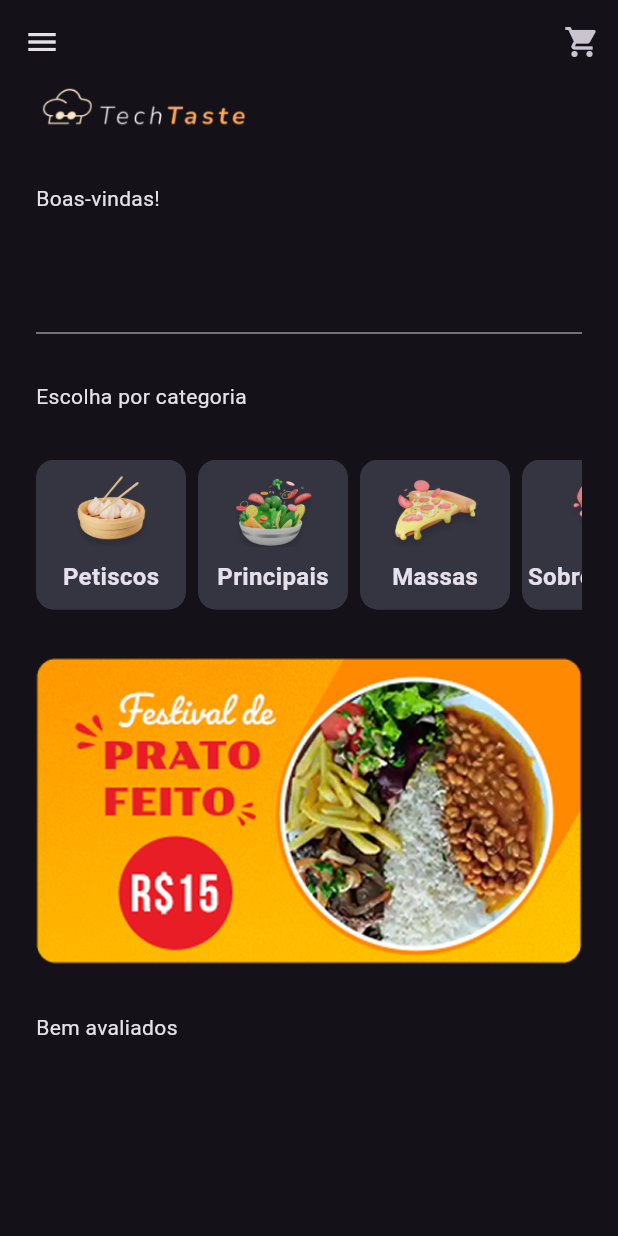
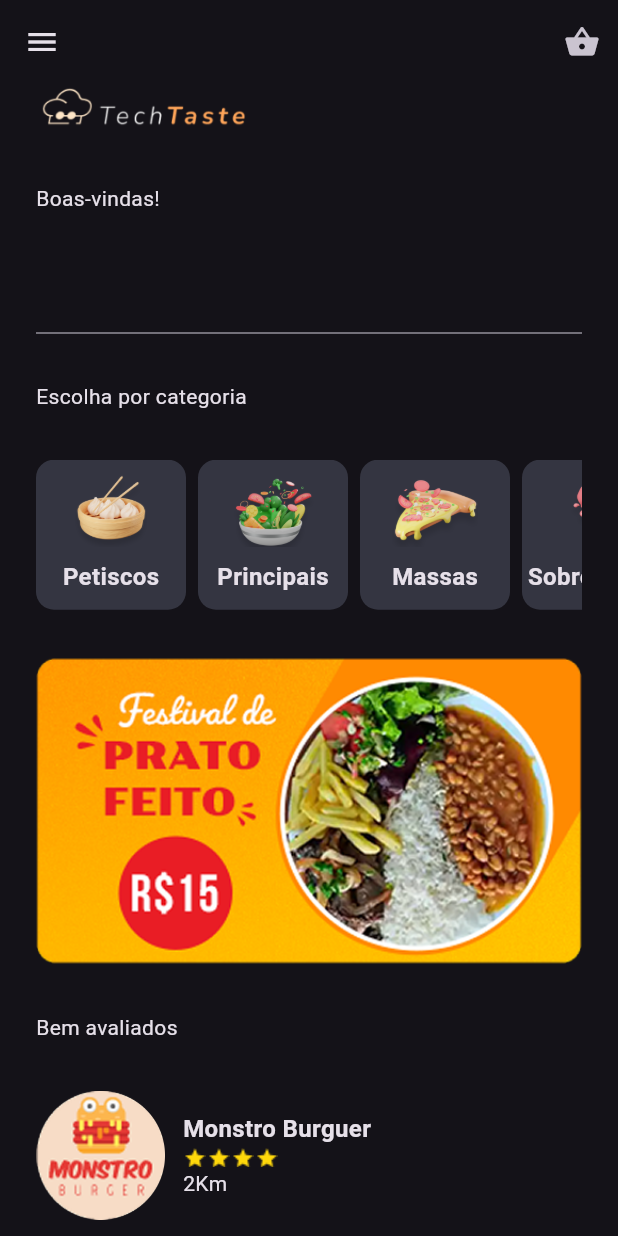
Before and after one commit to CaioBrazLago/myapp, a Flutter app: the screen it shows after launch, after a tap on "Bora!", on a phone screen of 412 x 824 dp. Run offline on Flutter 3.47's test engine with Material 3 defaults, Android fonts, the phone set to English and light mode, and no system bars; drawn by our look-alikes of badges.

```diff
--- /dev/null
+++ b/devtools_options.yaml
@@ -0,0 +1,3 @@
+description: This file stores settings for Dart & Flutter DevTools.
+documentation: https://docs.flutter.dev/tools/devtools/extensions#configure-extension-enablement-states
+extensions:
--- a/lib/main.dart
+++ b/lib/main.dart
@@ -1,9 +1,27 @@
 import 'package:flutter/material.dart';
 import 'package:myapp/ui/_core/app_theme.dart';
+import 'package:myapp/ui/_core/bag_provider.dart';
+import 'package:myapp/ui/data/restaurant_data.dart';
 import 'package:myapp/ui/splash/splash_screen.dart';
+import 'package:provider/provider.dart';
 
-void main() {
-  runApp(MyApp());
+void main() async {
+  WidgetsFlutterBinding.ensureInitialized();
+  RestaurantData restaurantData = RestaurantData();
+  await restaurantData.getRestaurants();
+  runApp(
+    MultiProvider(
+      providers: [
+        ChangeNotifierProvider(
+          create: (context) {
+            return restaurantData;
+          },
+        ),
+        ChangeNotifierProvider(create: (context) => BagProvider()),
+      ],
+      child: MyApp(),
+    ),
+  );
 }
 
 class MyApp extends StatelessWidget {
@@ -12,6 +30,7 @@ class MyApp extends StatelessWidget {
   @override
   Widget build(BuildContext context) {
     return MaterialApp(
+      debugShowCheckedModeBanner: false,
       theme: AppTheme.appTheme,
       home: SplashScreen(),
     );
--- /dev/null
+++ b/lib/model/dish.dart
@@ -0,0 +1,42 @@
+class Dish {
+  final String id;
+  final String name;
+  final String description;
+  final double price;
+  final String imagePath;
+
+  Dish({
+    required this.id,
+    required this.name,
+    required this.description,
+    required this.price,
+    required this.imagePath,
+  });
+
+  Map<String, dynamic> toMap() {
+    return {
+      'id': id,
+      'name': name,
+      'description': description,
+      'price': price,
+      'imagePath': imagePath,
+    };
+  }
+
+  factory Dish.fromMap(Map<String, dynamic> map) {
+    return Dish(
+      id: map['id'],
+      name: map['name'],
+      description: map['description'],
+      price: map['price'].toDouble(),
+      imagePath: map['imagePath'],
+    );
+  }
+
+  @override
+  String toString() {
+    return 'Dish(id: $id, name: $name, description: $description, price: $price, imagePath: $imagePath)';
+  }
+
+
+}
--- /dev/null
+++ b/lib/model/restaurant.dart
@@ -0,0 +1,54 @@
+import 'package:myapp/model/dish.dart';
+
+class Restaurant {
+  String id;
+  String imagePath;
+  String name;
+  String description;
+  double stars;
+  int distance;
+  List<String> categories;
+  List<Dish> dishes;
+
+  Restaurant({
+    required this.id,
+    required this.imagePath,
+    required this.name,
+    required this.description,
+    required this.stars,
+    required this.distance,
+    required this.categories,
+    required this.dishes,
+  });
+
+  Map<String, dynamic> toMap() {
+    return {
+      'id': id,
+      'imagePath': imagePath,
+      'name': name,
+      'description': description,
+      'stars': stars,
+      'distance': distance,
+      'categories': categories,
+      'dishes': dishes.map((dish) => dish.toMap()).toList(),
+    };
+  }
+
+  factory Restaurant.fromMap(Map<String, dynamic> map) {
+    return Restaurant(
+      id: map['id'],
+      imagePath: map['imagePath'],
+      name: map['name'],
+      description: map['description'],
+      stars: map['stars'],
+      distance: map['distance'],
+      categories: List<String>.from(map['categories']),
+      dishes: List<Dish>.from(map['dishes'].map((dish) => Dish.fromMap(dish))),
+    );
+  }
+
+  @override
+  String toString() {
+    return 'Restaurant(id: $id, imagePath: $imagePath, name: $name, description: $description, stars: $stars, distance: $distance, categories: $categories)';
+  }
+}
--- /dev/null
+++ b/lib/ui/_core/widgets/appbar.dart
@@ -0,0 +1,36 @@
+import 'package:flutter/material.dart';
+import 'package:myapp/ui/_core/bag_provider.dart';
+import 'package:myapp/ui/checkout/checkout_screen.dart';
+import 'package:provider/provider.dart';
+import 'package:badges/badges.dart' as badges;
+
+AppBar getAppBar({required BuildContext context, String? title}) {
+  BagProvider bagProvider = Provider.of<BagProvider>(context);
+  return AppBar(
+    title: title != null ? Text(title) : null,
+    centerTitle: true,
+    actions: [
+      badges.Badge(
+        showBadge: bagProvider.dishesOnBag.isNotEmpty,
+        position: badges.BadgePosition.bottomStart(start: 0, bottom: 0),
+        badgeContent: Text(
+          bagProvider.dishesOnBag.length.toString(),
+          style: TextStyle(fontSize: 10),
+        ),
+        child: IconButton(
+          onPressed: () {
+            Navigator.push(
+              context,
+              MaterialPageRoute(
+                builder: (context) {
+                  return CheckoutScreen();
+                },
+              ),
+            );
+          },
+          icon: Icon(Icons.shopping_basket),
+        ),
+      ),
+    ],
+  );
+}
--- /dev/null
+++ b/lib/ui/data/restaurant_data.dart
@@ -0,0 +1,20 @@
+import 'dart:convert';
+import 'package:flutter/services.dart';
+import 'package:flutter/material.dart';
+import 'package:myapp/model/restaurant.dart';
+
+class RestaurantData extends ChangeNotifier {
+  List<Restaurant> listRestaurant = [];
+  Future<void> getRestaurants() async {
+
+    String jsonString = await rootBundle.loadString('assets/data.json');
+    Map<String, dynamic> data = json.decode(jsonString);
+    List<dynamic> restaurantsData = data['restaurants'];
+
+    for (var restaurantData in restaurantsData) {
+      Restaurant restaurant = Restaurant.fromMap(restaurantData);
+      listRestaurant.add(restaurant);
+    }
+
+  }
+}
--- a/lib/ui/home/home_screen.dart
+++ b/lib/ui/home/home_screen.dart
@@ -1,21 +1,25 @@
 import 'package:flutter/material.dart';
+import 'package:myapp/model/restaurant.dart';
+import 'package:myapp/ui/_core/widgets/appbar.dart';
 import 'package:myapp/ui/data/categories_data.dart';
+import 'package:myapp/ui/data/restaurant_data.dart';
 import 'package:myapp/ui/home/widgets/category_widget.dart';
+import 'package:provider/provider.dart';
+import 'package:myapp/ui/home/widgets/restaurant_widget.dart';
+
 
 class HomeScreen extends StatelessWidget {
   const HomeScreen({super.key});
 
   @override
   Widget build(BuildContext context) {
+    RestaurantData restaurantData = Provider.of<RestaurantData>(context);
     return Scaffold(
       drawer: Drawer(),
-      appBar: AppBar(
-        actions: [
-          IconButton(onPressed: () {}, icon: Icon(Icons.shopping_cart)),
-        ],
-
-      ),
-      body: Padding(padding: EdgeInsets.symmetric(horizontal: 24.0), child: Column(
+      appBar: getAppBar(context: context),
+      body: Padding(padding: EdgeInsets.symmetric(horizontal: 24.0),
+      child: SingleChildScrollView(
+        child: Column(
           crossAxisAlignment: CrossAxisAlignment.start,
           spacing: 32.0,
           children: [
@@ -33,7 +37,17 @@ class HomeScreen extends StatelessWidget {
             ),
             Image.asset('assets/banners/banner_promo.png'),
             Text("Bem avaliados"),
+            Column(
+              spacing: 16.0,
+              children: List.generate(restaurantData.listRestaurant.length, (index){
+
+                Restaurant restaurant = restaurantData.listRestaurant[index];
+                return RestaurantWidget(restaurant: restaurant);
+              }),
+            ),
+            SizedBox(height: 64.0),
           ],
+        ),
       ),),
     );
   }
--- /dev/null
+++ b/lib/ui/home/widgets/restaurant_widget.dart
@@ -0,0 +1,46 @@
+import 'package:flutter/material.dart';
+import 'package:myapp/model/restaurant.dart';
+import 'package:myapp/ui/restaurant/restaurant_screen.dart';
+
+class RestaurantWidget extends StatelessWidget {
+  final Restaurant restaurant;
+  const RestaurantWidget({super.key, required this.restaurant});
+
+  @override
+  Widget build(BuildContext context) {
+    return InkWell(
+      onTap: () {
+        Navigator.push(
+          context,
+          MaterialPageRoute(
+            builder: (context) {
+              return RestaurantScreen(restaurant: restaurant);
+            },
+          ),
+        );
+      },
+      child: Row(
+        spacing: 12.0,
+        children: [
+          Image.asset('assets/${restaurant.imagePath}', width: 86),
+
+          Column(
+            crossAxisAlignment: CrossAxisAlignment.start,
+            children: [
+              Text(
+                restaurant.name,
+                style: TextStyle(fontSize: 16.0, fontWeight: FontWeight.bold),
+              ),
+              Row(
+                children: List.generate(restaurant.stars.toInt(), (index) {
+                  return Image.asset('assets/others/star.png', width: 16);
+                }),
+              ),
+              Text('${restaurant.distance}Km'),
+            ],
+          ),
+        ],
+      ),
+    );
+  }
+}
--- a/pubspec.yaml
+++ b/pubspec.yaml
@@ -34,6 +34,8 @@ dependencies:
   # The following adds the Cupertino Icons font to your application.
   # Use with the CupertinoIcons class for iOS style icons.
   cupertino_icons: ^1.0.8
+  provider: ^6.1.4
+  badges: ^3.1.2
 
 dev_dependencies:
   flutter_test:
```
Also changed, not shown: lib/ui/_core/bag_provider.dart (added, +35 -0 lines), lib/ui/checkout/checkout_screen.dart (added, +77 -0 lines), lib/ui/restaurant/restaurant_screen.dart (added, +42 -0 lines), pubspec.lock. Lines whose indentation alone changed are shown as unchanged.
